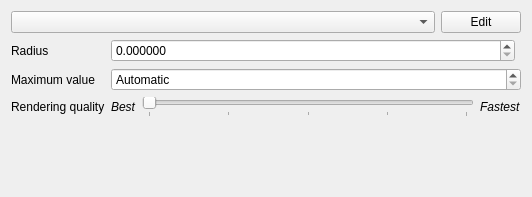
Before: the Qt Designer form src/ui/symbollayer/qgsheatmaprendererwidgetbase.ui in qgis/QGIS, drawn with Qt 5.
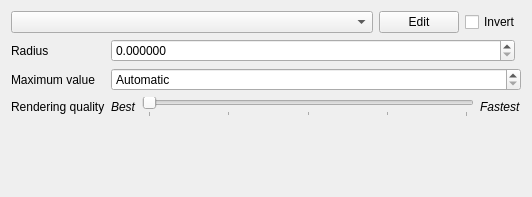
After: the same form once the commit is applied. Custom widgets are drawn as their Qt base class.

Commit message: Add an invert checkbox for heatmap renderer

```diff
--- a/src/ui/symbollayer/qgsheatmaprendererwidgetbase.ui
+++ b/src/ui/symbollayer/qgsheatmaprendererwidgetbase.ui
@@ -15,7 +15,7 @@
   </property>
   <layout class="QGridLayout" name="gridLayout" columnstretch="0,1">
    <item row="0" column="0" colspan="2">
-    <layout class="QHBoxLayout" name="horizontalLayout" stretch="1,0">
+    <layout class="QHBoxLayout" name="horizontalLayout" stretch="1,0,0">
      <item>
       <widget class="QgsColorRampComboBox" name="mRampComboBox"/>
      </item>
@@ -32,6 +32,13 @@
        </property>
       </widget>
      </item>
+     <item>
+      <widget class="QCheckBox" name="mInvertCheckBox">
+       <property name="text">
+        <string>Invert</string>
+       </property>
+      </widget>
+     </item>
     </layout>
    </item>
    <item row="1" column="0">
@@ -152,7 +159,7 @@
      </item>
     </layout>
    </item>
-   <item row="4" column="1">
+   <item row="5" column="1">
     <spacer name="verticalSpacer">
      <property name="orientation">
       <enum>Qt::Vertical</enum>
```
Left out of the diff: 13 changed lines with no effect on the pictures. The commit also changes 5 other files.
